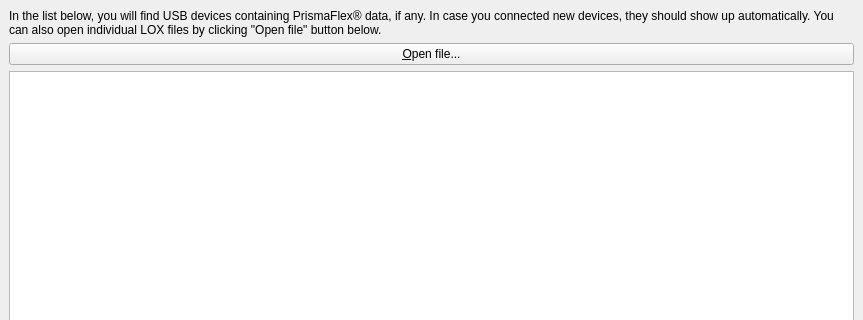
mpasternak/pfreader-gui, file src/pfreader_gui/mainwindow.ui: the form before one commit; both pictures show x 0 to 863 and y 0 to 320 of the 863 by 476 pixel window.
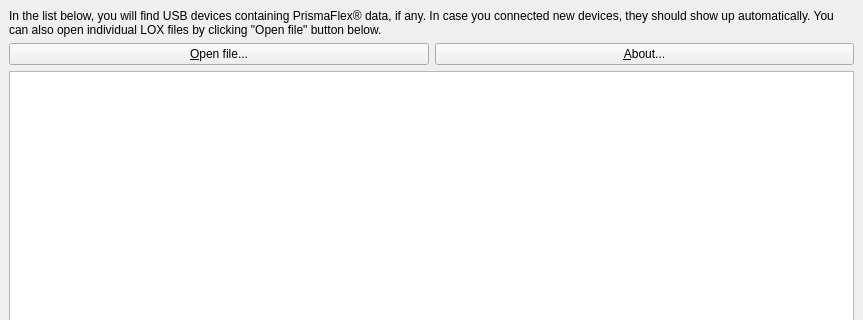
The form after the commit. Icons and pictures are not drawn.

Commit message: About box

```diff
--- a/src/pfreader_gui/mainwindow.ui
+++ b/src/pfreader_gui/mainwindow.ui
@@ -39,6 +39,13 @@
           </property>
          </widget>
         </item>
+        <item>
+         <widget class="QPushButton" name="aboutButton">
+          <property name="text">
+           <string>&amp;About...</string>
+          </property>
+         </widget>
+        </item>
        </layout>
       </item>
       <item row="2" column="0">
```
The commit also changes 1 other file.
